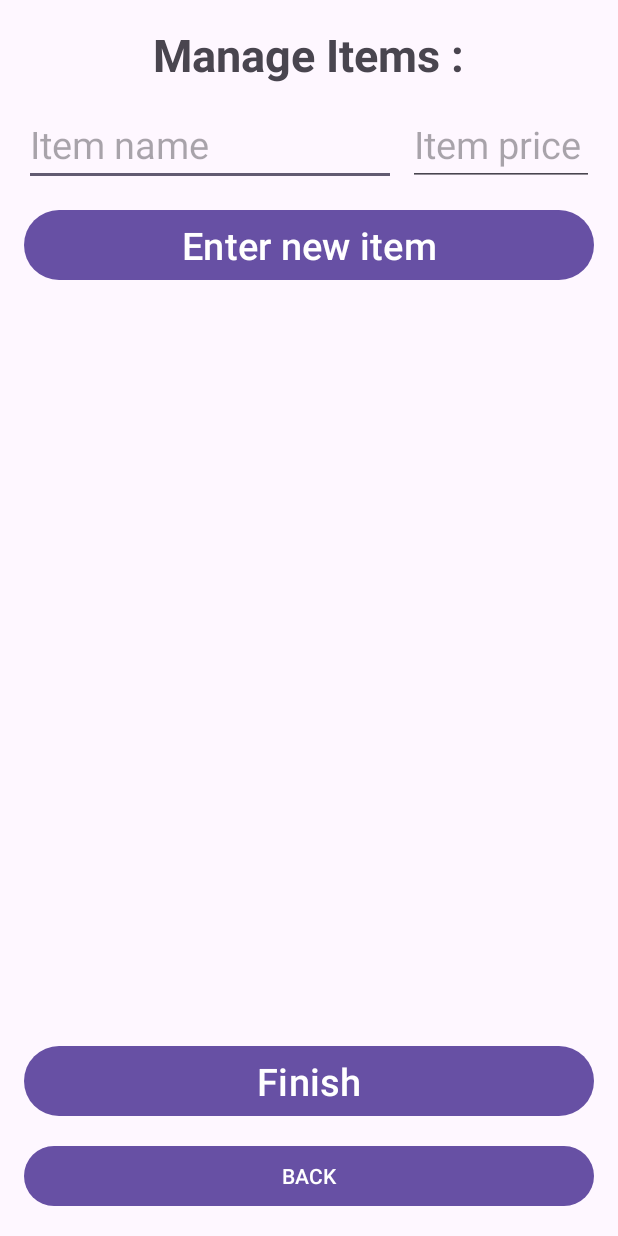
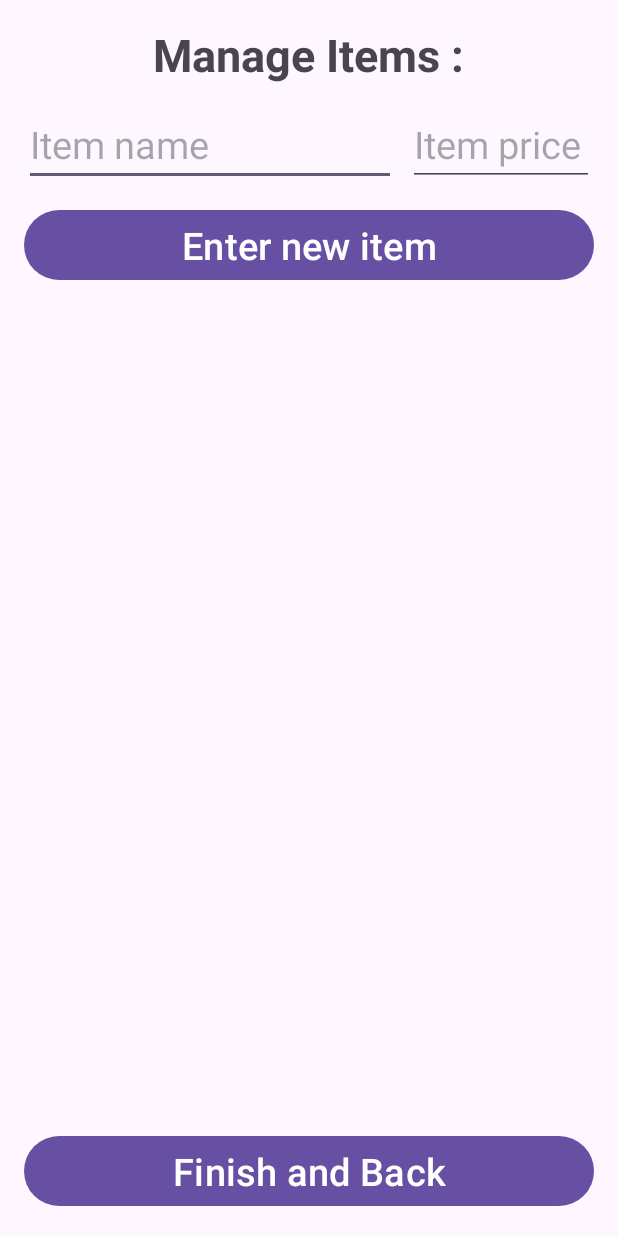
Before and after one commit to JuliaLev-76/FinalProject, an Android app: the ManageItemsActivity screen opened directly, with no data from a screen before it, on a phone screen of 412 x 824 dp. Run offline under Robolectric (Android 15) with nearby library versions, the phone set to English and light mode, and no system bars; our stand-ins replace Room's generated code.

Commit message:
final version

```diff
--- a/app/src/main/java/yulia/levitan/finalproject/ManageItemsActivity.java
+++ b/app/src/main/java/yulia/levitan/finalproject/ManageItemsActivity.java
@@ -32,11 +32,7 @@ public class ManageItemsActivity extends AppCompatActivity implements ManageItem
 
         loadItems();
     }
-    public void onBack(View view){
-        Intent intent = new Intent(ManageItemsActivity.this, MainActivityStart.class);
-        startActivity(intent);
-        finish();
-    }
+
     private void loadItems() {
         new Thread(() -> {
             itemList = AppDatabase.getInstance(this).shoppingDao().getAll();
@@ -46,10 +42,13 @@ public class ManageItemsActivity extends AppCompatActivity implements ManageItem
                 recyclerView.setAdapter(adapter);
             });
         }).start();
+
     }
 
    public void finishManage (View view) {
-        finish();
+       Intent intent = new Intent(ManageItemsActivity.this, MainActivityStart.class);
+       startActivity(intent);
+       finish();
    }
     public void onAddItem(View view) {
         String name = nameInput.getText().toString().trim();
@@ -78,6 +77,8 @@ public class ManageItemsActivity extends AppCompatActivity implements ManageItem
                 loadItems();
             });
         }).start();
+
+
     }
 
     @Override
--- a/app/src/main/res/layout/activity_manage_items.xml
+++ b/app/src/main/res/layout/activity_manage_items.xml
@@ -62,17 +62,11 @@
         android:id="@+id/btnBackToMain"
         android:layout_width="match_parent"
         android:layout_height="wrap_content"
-        android:text="Finish"
+        android:text="Finish and Back"
         android:onClick="finishManage"
         android:textSize="25sp"
         android:minHeight="48dp"
         android:layout_marginTop="12dp" />
 
-    <Button
-        android:id="@+id/btnBack"
-        android:layout_width="match_parent"
-        android:layout_height="wrap_content"
-        android:text="BACK"
-        android:onClick="onBack"
-        android:layout_marginTop="12dp" />
+
 </LinearLayout>
--- a/app/src/main/res/layout/item_shopping.xml
+++ b/app/src/main/res/layout/item_shopping.xml
@@ -30,6 +30,8 @@
         android:layout_height="wrap_content"
         android:inputType="number"
         android:text="1"
+        android:minHeight="48dp"
+        android:minWidth="48dp"
         android:gravity="center"
         android:backgroundTint="#000000" />
 </LinearLayout>
```
